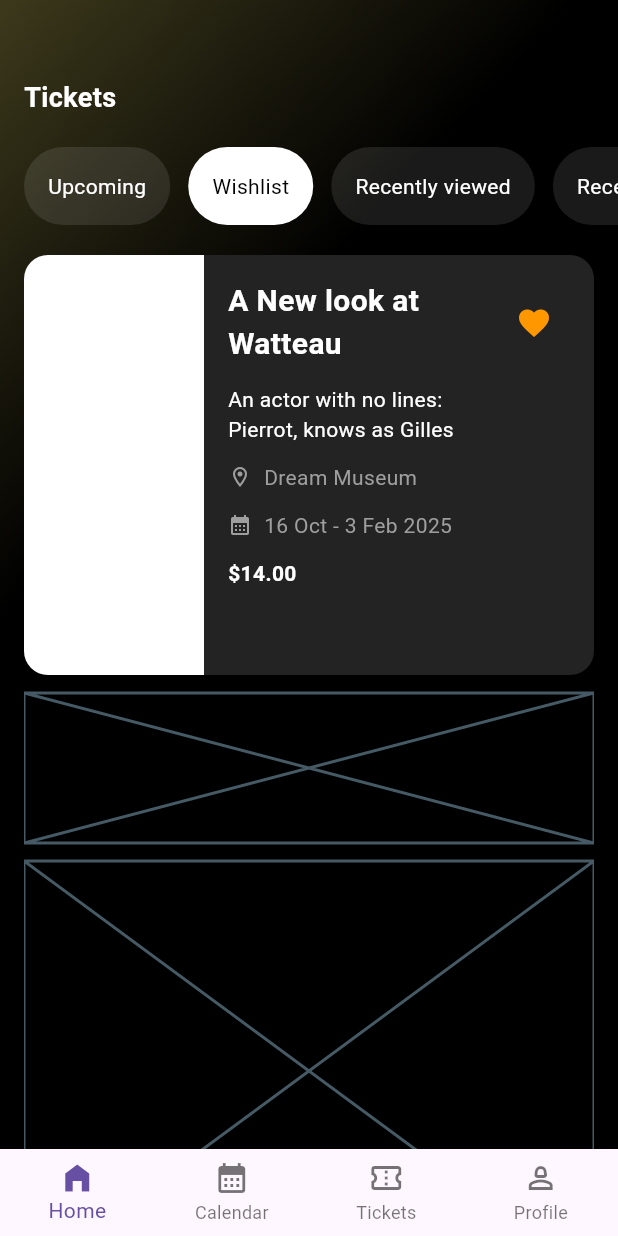
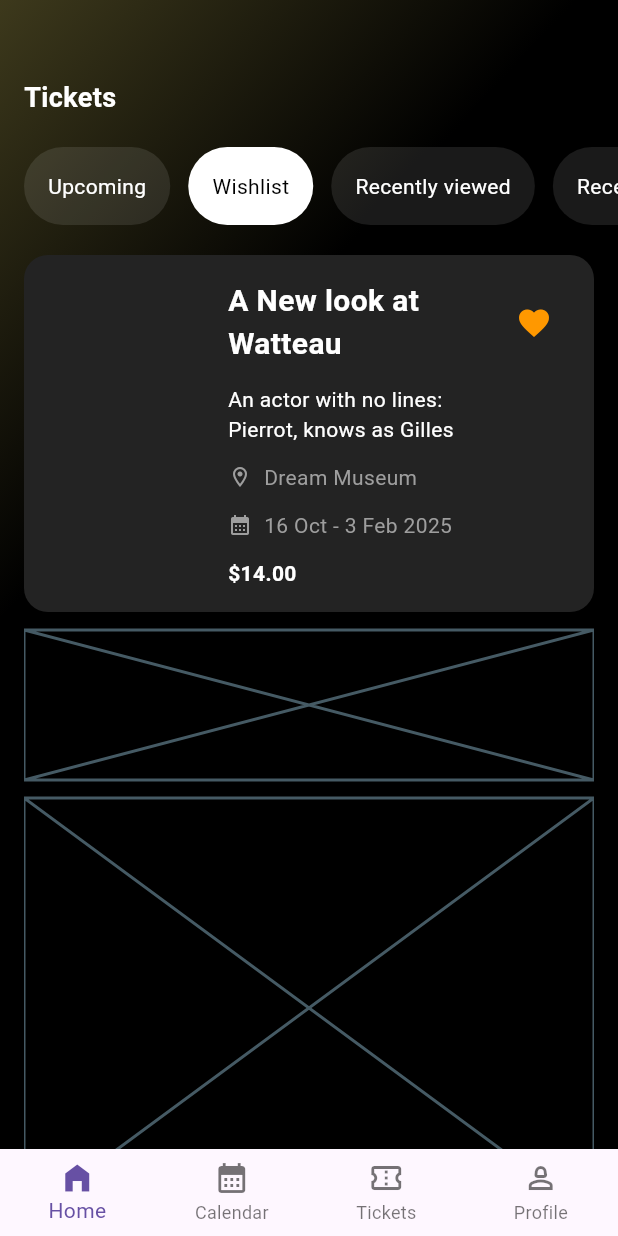
Before and after one commit to JAICHANGPARK/flutter_notebook_chapter_43, a Flutter app: the EventHomePage screen opened directly, on a phone screen of 412 x 824 dp. Run offline on Flutter 3.47's test engine with Material 3 defaults, Android fonts, the phone set to English and light mode, and no system bars; our stand-ins replace gap, hugeicons, percent_indicator.

Commit message:
Update event_home_page.dart

```diff
--- a/lib/ep2186_event_app/ui/event_home_page.dart
+++ b/lib/ep2186_event_app/ui/event_home_page.dart
@@ -124,7 +124,7 @@ class _EventHomePageState extends State<EventHomePage> {
                           spacing: 12,
                           children: [
                             Container(
-                              height: 280,
+                              // height: 280,
                               decoration: BoxDecoration(
                                 borderRadius: BorderRadius.circular(16),
                                 color: Color.fromRGBO(35, 35, 35, 1),
```
